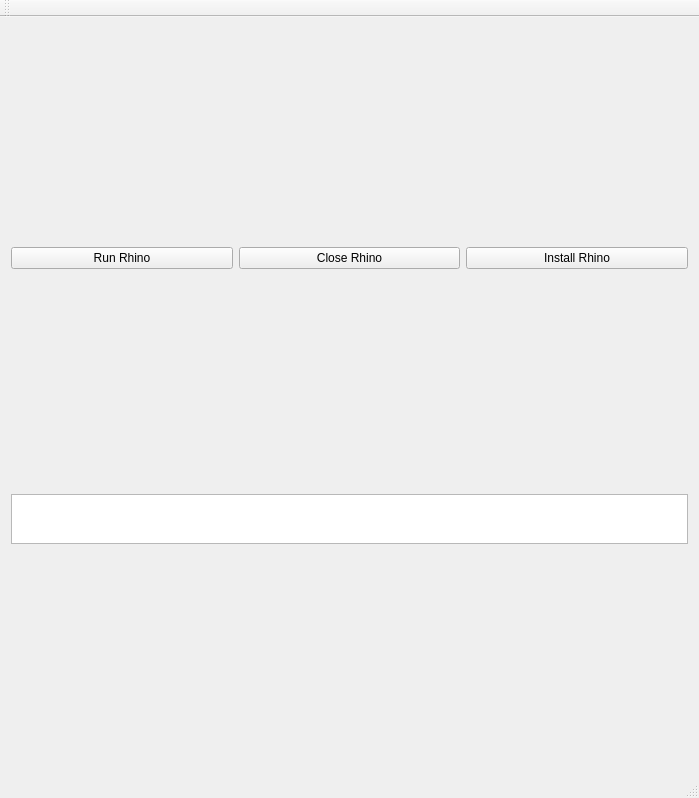
This is QTUI/qtui.ui in emorywalrus/RhinoLink7 as Qt 5 draws it before an edit. The edited form follows.
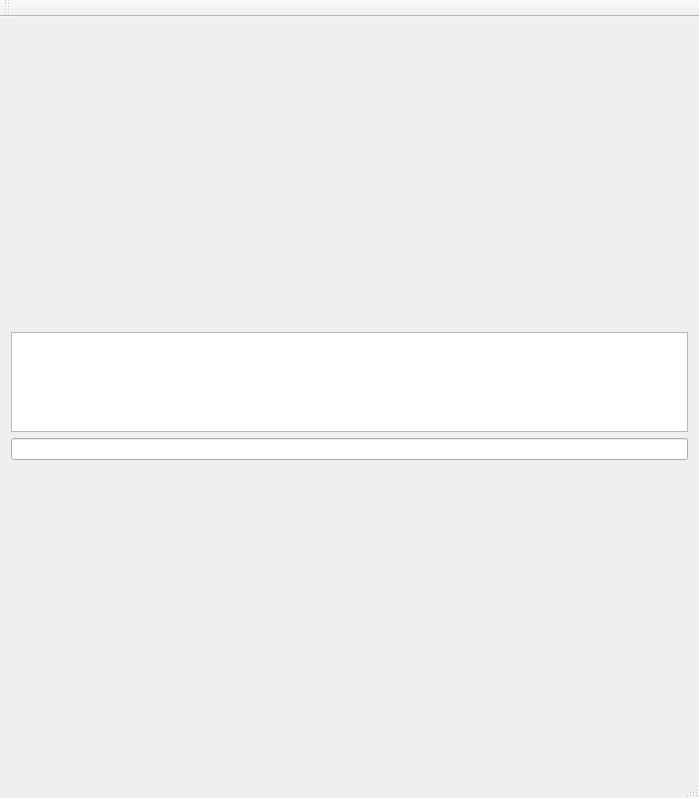
This is the edited form.

Diff of the .ui file:
```diff
--- a/QTUI/qtui.ui
+++ b/QTUI/qtui.ui
@@ -27,7 +27,7 @@
     </sizepolicy>
    </property>
    <layout class="QGridLayout" name="gridLayout">
-    <item row="4" column="1" colspan="3">
+    <item row="3" column="1" colspan="3">
      <layout class="QVBoxLayout" name="verticalLayout">
       <property name="sizeConstraint">
        <enum>QLayout::SetDefaultConstraint</enum>
@@ -37,7 +37,7 @@
         <property name="sizePolicy">
          <sizepolicy hsizetype="Expanding" vsizetype="Expanding">
           <horstretch>0</horstretch>
-          <verstretch>5</verstretch>
+          <verstretch>0</verstretch>
          </sizepolicy>
         </property>
         <property name="minimumSize">
@@ -49,46 +49,20 @@
         <property name="maximumSize">
          <size>
           <width>16777215</width>
-          <height>50</height>
+          <height>100</height>
          </size>
         </property>
        </widget>
       </item>
+      <item>
+       <widget class="QLineEdit" name="lineEdit">
+        <property name="focusPolicy">
+         <enum>Qt::ClickFocus</enum>
+        </property>
+       </widget>
+      </item>
      </layout>
     </item>
-    <item row="1" column="1">
-     <widget class="QPushButton" name="runButton">
-      <property name="sizePolicy">
-       <sizepolicy hsizetype="Minimum" vsizetype="Fixed">
-        <horstretch>0</horstretch>
-        <verstretch>0</verstretch>
-       </sizepolicy>
-      </property>
-      <property name="text">
-       <string>Run Rhino</string>
-      </property>
-     </widget>
-    </item>
-    <item row="1" column="2">
-     <widget class="QPushButton" name="closeButton">
-      <property name="sizePolicy">
-       <sizepolicy hsizetype="Minimum" vsizetype="Fixed">
-        <horstretch>0</horstretch>
-        <verstretch>0</verstretch>
-       </sizepolicy>
-      </property>
-      <property name="text">
-       <string>Close Rhino</string>
-      </property>
-     </widget>
-    </item>
-    <item row="1" column="3">
-     <widget class="QPushButton" name="installButton">
-      <property name="text">
-       <string>Install Rhino</string>
-      </property>
-     </widget>
-    </item>
    </layout>
   </widget>
   <widget class="QMenuBar" name="menuBar">
```
